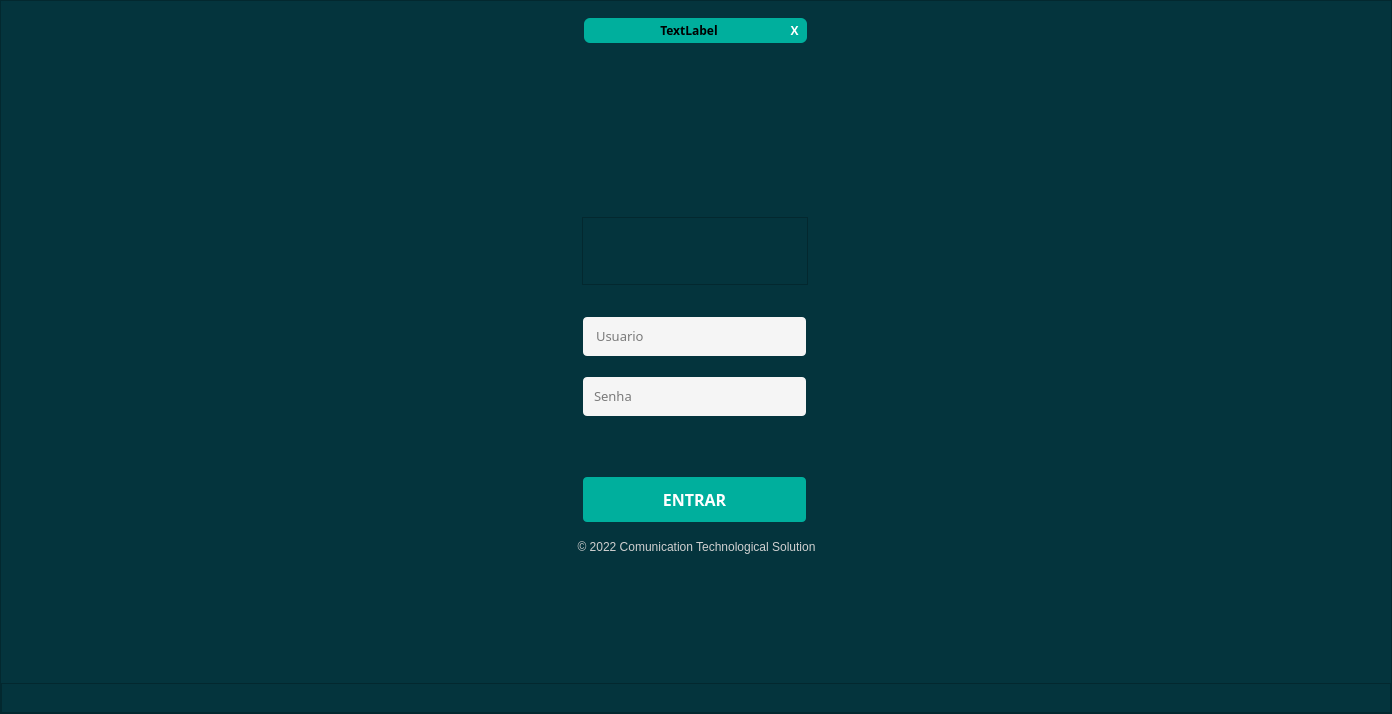
Above: layout/login.ui from Sidehenrique/SIS-Sicoob before the change. Below: the same form after it.
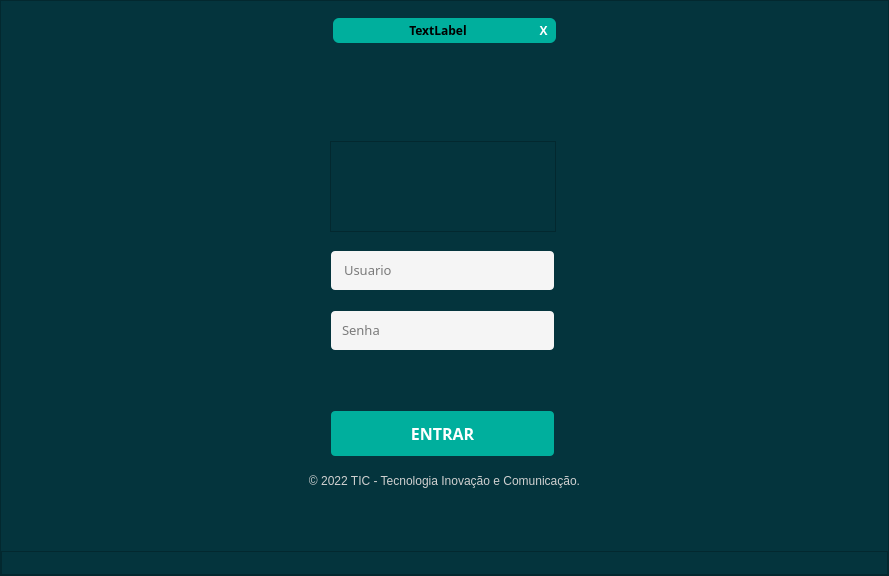
That is the form after the change. Icons and pictures are not drawn.

Diff of the .ui file:
```diff
--- a/layout/login.ui
+++ b/layout/login.ui
@@ -6,8 +6,8 @@
    <rect>
     <x>0</x>
     <y>0</y>
-    <width>1392</width>
-    <height>714</height>
+    <width>889</width>
+    <height>576</height>
    </rect>
   </property>
   <property name="windowTitle">
@@ -418,9 +418,9 @@
              <property name="geometry">
               <rect>
                <x>36</x>
-               <y>100</y>
+               <y>90</y>
                <width>226</width>
-               <height>68</height>
+               <height>91</height>
               </rect>
              </property>
              <property name="styleSheet">
@@ -436,9 +436,9 @@
             <widget class="QLabel" name="label">
              <property name="geometry">
               <rect>
-               <x>20</x>
+               <x>10</x>
                <y>420</y>
-               <width>261</width>
+               <width>281</width>
                <height>20</height>
               </rect>
              </property>
@@ -452,7 +452,7 @@
               <string notr="true">color: rgb(208, 208, 208);</string>
              </property>
              <property name="text">
-              <string>© 2022 Comunication Technological Solution</string>
+              <string>© 2022 TIC - Tecnologia Inovação e Comunicação.</string>
              </property>
              <property name="alignment">
               <set>Qt::AlignCenter</set>
```
Left out of the diff: 2 changed lines with no effect on the pictures.
